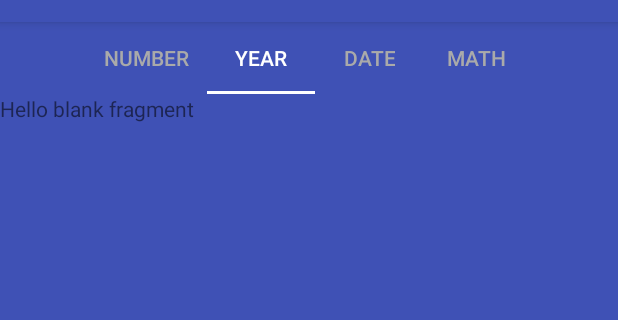
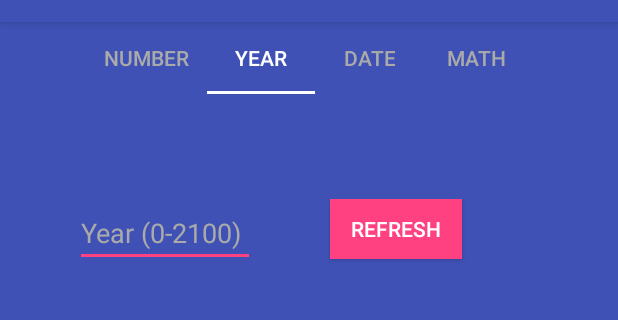
Before and after one commit to Bartek3/FactsAboutNumbers, an Android app: the screen it shows after launch (MainActivity), tab 2 chosen, on a phone screen of 412 x 824 dp, the part 62-382 px from its top. Run offline under Robolectric (Android 15) with nearby library versions, the phone set to English and light mode, and no system bars.

Commit message:
YearFragment is done

```diff
--- a/app/src/main/java/com/bartek/factsaboutnumbers/YearFragment.java
+++ b/app/src/main/java/com/bartek/factsaboutnumbers/YearFragment.java
@@ -1,18 +1,100 @@
 package com.bartek.factsaboutnumbers;
 
+import android.app.ProgressDialog;
+import android.os.AsyncTask;
 import android.os.Bundle;
 import android.support.v4.app.Fragment;
+import android.view.KeyEvent;
 import android.view.LayoutInflater;
 import android.view.View;
 import android.view.ViewGroup;
+import android.widget.Button;
+import android.widget.EditText;
+import android.widget.TextView;
+import android.widget.Toast;
+
+import java.io.IOException;
 
 public class YearFragment extends Fragment {
+
+    Button button;
+    EditText editText;
+    TextView textView;
+    String url = "http://numbersapi.com/";
+    String number;
 
     @Override
     public View onCreateView(LayoutInflater inflater, ViewGroup container,
                              Bundle savedInstanceState) {
-        // Inflate the layout for this fragment
-        return inflater.inflate(R.layout.fragment_year, container, false);
+
+        View rootView = inflater.inflate(R.layout.fragment_year, container, false);
+
+        button = rootView.findViewById(R.id.button);
+        editText = rootView.findViewById(R.id.edittext);
+        textView = rootView.findViewById(R.id.text);
+
+        editText.setOnKeyListener(new View.OnKeyListener() {
+            public boolean onKey(View v, int keyCode, KeyEvent event) {
+                if ((event.getAction() == KeyEvent.ACTION_DOWN) && (keyCode == KeyEvent.KEYCODE_ENTER)) {
+                    number = editText.getText().toString();
+                    if (number.length() == 0) {
+                        Toast.makeText(getContext(), "Enter number!", Toast.LENGTH_SHORT).show();
+                    } else {
+                        if (!button.isClickable()) button.setClickable(true);
+                        NumberAsyncTask task = new NumberAsyncTask();
+                        task.execute();
+                    }
+                    return true;
+                }
+                return false;
+            }
+        });
+
+        button.setOnClickListener(new View.OnClickListener() {
+            @Override
+            public void onClick(View v) {
+                number = editText.getText().toString();
+                if (number.length() == 0) {
+                    Toast.makeText(getContext(), "Enter number!", Toast.LENGTH_SHORT).show();
+                } else {
+                    NumberAsyncTask task = new NumberAsyncTask();
+                    task.execute();
+                }
+            }
+        });
+
+        return rootView;
+    }
+
+
+    private class NumberAsyncTask extends AsyncTask<String,Void,String> {
+
+        private ProgressDialog progressDialog;
+
+        @Override
+        protected String doInBackground(String... strings) {
+            String result = null;
+            try {
+                result = ConnectAPI.httpToString(url + number + "/year");
+            } catch (IOException e) {
+                e.printStackTrace();
+            }
+            return result;
+        }
+
+        @Override
+        protected void onPreExecute() {
+            progressDialog = new ProgressDialog(getActivity());
+            progressDialog.setMessage("Loading...");
+            progressDialog.setCancelable(true);
+            progressDialog.show();
+            super.onPreExecute();
+        }
+        @Override
+        protected void onPostExecute(String result) {
+            progressDialog.cancel();
+            textView.setText(result);
+        }
     }
 
 }
--- a/app/src/main/res/layout/fragment_year.xml
+++ b/app/src/main/res/layout/fragment_year.xml
@@ -3,12 +3,56 @@
     xmlns:tools="http://schemas.android.com/tools"
     android:layout_width="match_parent"
     android:layout_height="match_parent"
-    tools:context=".YearFragment">
+    tools:context=".NumberFragment">
 
-    <!-- TODO: Update blank fragment layout -->
-    <TextView
+    <LinearLayout
+        android:layout_marginTop="20dp"
         android:layout_width="match_parent"
         android:layout_height="match_parent"
-        android:text="@string/hello_blank_fragment" />
+        android:orientation="vertical">
+
+        <LinearLayout
+            android:layout_margin="50dp"
+            android:layout_width="match_parent"
+            android:layout_height="wrap_content"
+            android:orientation="horizontal">
+
+            <EditText
+                android:id="@+id/edittext"
+                android:layout_width="120dp"
+                android:layout_height="wrap_content"
+                android:hint="Year (0-2100)"
+                android:inputType="number"
+                android:textColor="@android:color/white"
+                android:textColorHint="@android:color/darker_gray" />
+
+            <Button
+                android:id="@+id/button"
+                android:clickable="false"
+                android:layout_width="wrap_content"
+                android:layout_marginLeft="50dp"
+                android:layout_height="40dp"
+                android:background="@color/colorAccent"
+                android:text="refresh"
+                android:layout_gravity="center_horizontal"
+                android:textColor="@android:color/white" />
+
+        </LinearLayout>
+
+
+
+        <TextView
+            android:id="@+id/text"
+            android:layout_width="fill_parent"
+            android:layout_height="fill_parent"
+            android:layout_marginStart="30dp"
+            android:layout_marginEnd="30dp"
+            android:layout_marginBottom="50dp"
+            android:gravity="center"
+            android:text=""
+            android:textColor="@android:color/white"
+            android:textSize="24sp" />
+
+    </LinearLayout>
 
 </FrameLayout>
```
